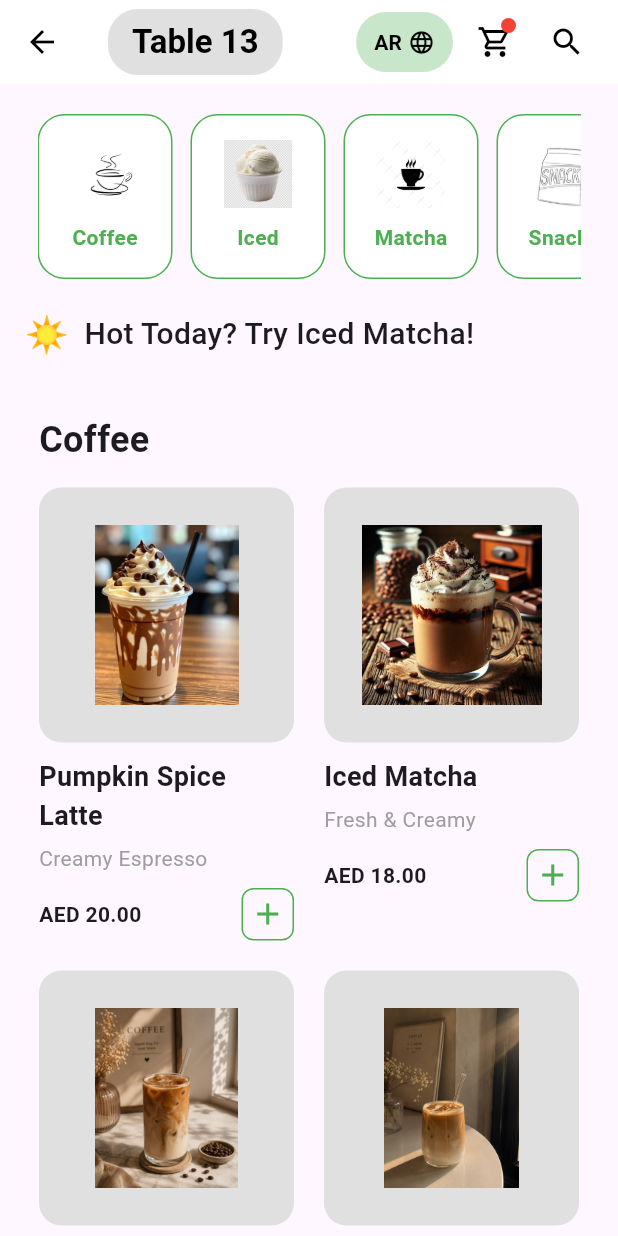
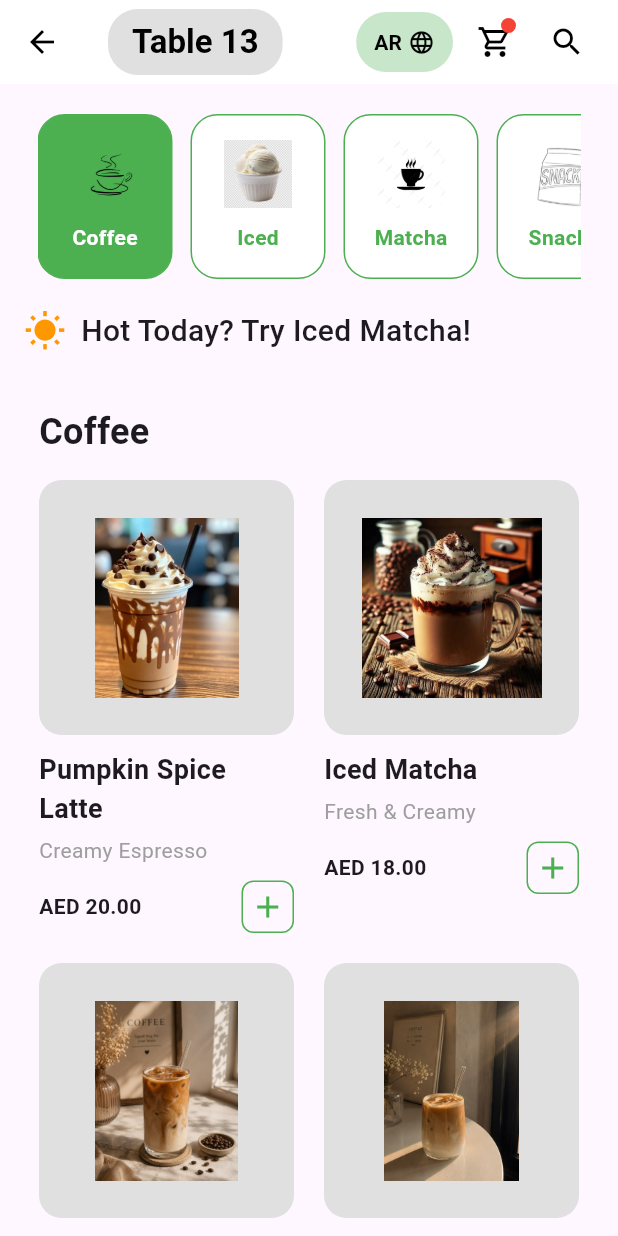
Before and after one commit to nayabamna770-art/cofee_ui, a Flutter app: the screen it shows after launch, on a phone screen of 412 x 824 dp. Run offline on Flutter 3.47's test engine with Material 3 defaults, Android fonts, the phone set to English and light mode, and no system bars.

Commit message:
Updated category card colors and promo banner icon

```diff
--- a/lib/category_list.dart
+++ b/lib/category_list.dart
@@ -11,16 +11,17 @@ class CategoryList extends StatelessWidget {
         scrollDirection: Axis.horizontal,
         child: Row(
           children: [
-            categoryCard("Coffee", "assets/coffeecup.png"),
+            categoryCard(
+              "Coffee",
+              "assets/coffeecup.png",
+              isSelected: true,
+            ), // ✅ green
             const SizedBox(width: 12),
-
-            categoryCard("Iced", "assets/whiteicelogo.jpg"),
+            categoryCard("Iced", "assets/whiteicelogo.jpg"), // white
             const SizedBox(width: 12),
-
-            categoryCard("Matcha", "assets/matcha.png"),
+            categoryCard("Matcha", "assets/matcha.png"), // white
             const SizedBox(width: 12),
-
-            categoryCard("Snacks", "assets/snacklogo.png"),
+            categoryCard("Snacks", "assets/snacklogo.png"), // white
           ],
         ),
       ),
@@ -38,9 +39,7 @@ class CategoryList extends StatelessWidget {
       decoration: BoxDecoration(
         color: isSelected ? Colors.green : Colors.white,
         borderRadius: BorderRadius.circular(18),
-        border: Border.all(
-          color: Colors.green,
-        ),
+        border: Border.all(color: Colors.green),
       ),
       child: Column(
         mainAxisAlignment: MainAxisAlignment.center,
@@ -50,9 +49,7 @@ class CategoryList extends StatelessWidget {
           Text(
             title,
             style: TextStyle(
-              color: isSelected
-                  ? Colors.white
-                  : Colors.green, //
+              color: isSelected ? Colors.white : Colors.green, //
               fontWeight: FontWeight.bold,
             ),
           ),
--- a/lib/product.dart
+++ b/lib/product.dart
@@ -78,7 +78,7 @@ class ProductCard extends StatelessWidget {
                   borderRadius: BorderRadius.circular(8),
                 ),
                 child: const Icon(
-                  //for add to cart
+                  //for add to cart+
                   Icons.add,
                   color: Colors.green,
                 ),
--- a/lib/promo_banner.dart
+++ b/lib/promo_banner.dart
@@ -5,23 +5,17 @@ class PromoBanner extends StatelessWidget {
 
   @override
   Widget build(BuildContext context) {
-    return const Padding(
-      padding: EdgeInsets.symmetric(horizontal: 16),
+    return Padding(
+      padding: const EdgeInsets.symmetric(horizontal: 16),
       child: Row(
-        children: [
-          Text(
-            "☀️",
-            style: TextStyle(fontSize: 24),
-          ),
+        children: const [
+          Icon(Icons.wb_sunny, color: Colors.orange, size: 28), //  as icon
 
           SizedBox(width: 10),
 
           Text(
             "Hot Today? Try Iced Matcha!",
-            style: TextStyle(
-              fontSize: 20,
-              fontWeight: FontWeight.w500,
-            ),
+            style: TextStyle(fontSize: 20, fontWeight: FontWeight.w500),
           ),
         ],
       ),
```
